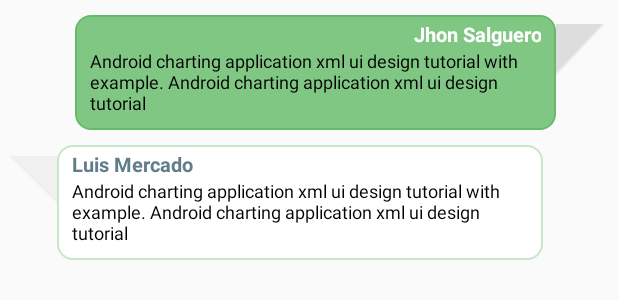
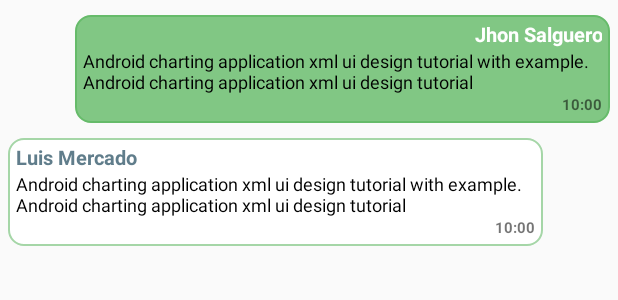
Before and after one commit to Android-BD/StudentChat, an Android app: the layout row_chat.xml on its own in the app's theme, with its tools: preview values and no code run, on a phone screen of 412 x 824 dp. Shown: the top 300 px of the screen. Run offline under Robolectric (Android 15) with nearby library versions, the phone set to English and light mode, and no system bars.

Commit message:
reestruccturacion de codigo

```diff
--- a/app/src/main/res/drawable/chat_left.xml
+++ b/app/src/main/res/drawable/chat_left.xml
@@ -5,7 +5,7 @@
 
     <stroke
         android:width="1dip"
-        android:color="#C8E6C9" />
+        android:color="#A5D6A7" />
 
     <corners android:radius="10dip" />
 
--- a/app/src/main/res/layout/row_chat.xml
+++ b/app/src/main/res/layout/row_chat.xml
@@ -4,6 +4,7 @@
     android:layout_height="wrap_content">
 
     <LinearLayout
+        android:gravity="right"
         android:id="@+id/linearSend"
         android:layout_width="match_parent"
         android:layout_height="wrap_content"
@@ -13,16 +14,15 @@
 
 
         <LinearLayout
-            android:layout_width="0dp"
+            android:layout_width="match_parent"
             android:orientation="vertical"
             android:background="@drawable/chat_right"
             android:layout_height="wrap_content"
             android:layout_marginTop="10dp"
             android:paddingTop="3dp"
-            android:paddingLeft="10dp"
-            android:paddingRight="10dp"
-            android:layout_weight="0.9"
-            android:paddingBottom="10dp">
+            android:paddingLeft="5dp"
+            android:paddingRight="5dp"
+            android:paddingBottom="5dp">
 
             <TextView
                 android:layout_width="match_parent"
@@ -42,43 +42,37 @@
                 android:text="Android charting application xml ui design tutorial with example. Android charting application xml ui design tutorial"
                 android:textColor="@color/colorBlack" />
 
+            <TextView
+                android:id="@+id/txtHoraSend"
+                android:gravity="right"
+                android:textStyle="bold"
+                android:text="10:00"
+                android:textSize="10dp"
+                android:layout_width="match_parent"
+                android:layout_height="wrap_content" />
+
         </LinearLayout>
-
-        <ImageView
-            android:layout_weight="0.1"
-            android:layout_width="0dp"
-            android:layout_height="wrap_content"
-            android:layout_marginTop="16dp"
-            android:src="@drawable/arrow_bg1"/>
 
     </LinearLayout>
 
     <LinearLayout
         android:id="@+id/linearReceived"
+        android:gravity="left"
         android:layout_width="match_parent"
         android:layout_height="wrap_content"
         android:layout_marginLeft="5dp"
         android:layout_marginRight="50dp">
 
-
-        <ImageView
-            android:layout_width="wrap_content"
-            android:layout_height="wrap_content"
-            android:layout_marginTop="16dp"
-            android:layout_weight="0.1"
-            android:src="@drawable/arrow_bg2"/>
-
         <LinearLayout
-            android:layout_width="wrap_content"
+            android:layout_width="match_parent"
             android:orientation="vertical"
             android:background="@drawable/chat_left"
             android:layout_height="wrap_content"
             android:layout_marginTop="10dp"
-            android:layout_weight="0.9"
             android:paddingTop="3dp"
-            android:paddingLeft="10dp"
-            android:paddingRight="10dp"
-            android:paddingBottom="10dp">
+            android:paddingLeft="5dp"
+            android:paddingRight="5dp"
+            android:paddingBottom="5dp">
 
             <TextView
                 android:layout_width="match_parent"
@@ -98,9 +92,16 @@
                 android:text="Android charting application xml ui design tutorial with example. Android charting application xml ui design tutorial"
                 android:textColor="@color/colorBlack" />
 
+            <TextView
+                android:id="@+id/txtHoraReceived"
+                android:gravity="right"
+                android:textStyle="bold"
+                android:text="10:00"
+                android:textSize="10dp"
+                android:layout_width="match_parent"
+                android:layout_height="wrap_content" />
+
         </LinearLayout>
-
-
 
 
     </LinearLayout>
```
Also changed, not shown: app/src/main/java/com/seef/chat/student/studentchat/activities/ChatActivity.java (+24 -6 lines), app/src/main/java/com/seef/chat/student/studentchat/adapters/ChatAdapter.java (+12 -15 lines), app/src/main/java/com/seef/chat/student/studentchat/models/Chat.java (+18 -0 lines), 1 other file.
